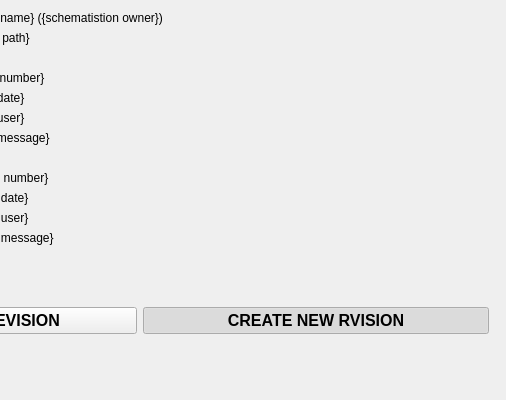
Above: threedi_api_qgis_client/ui/upload_wizard/page_start.ui from nens/threedi-api-qgis-client before the change; both pictures show x 221 to 727 and y 0 to 400 of the 727 by 400 pixel window. Below: the same form after it.
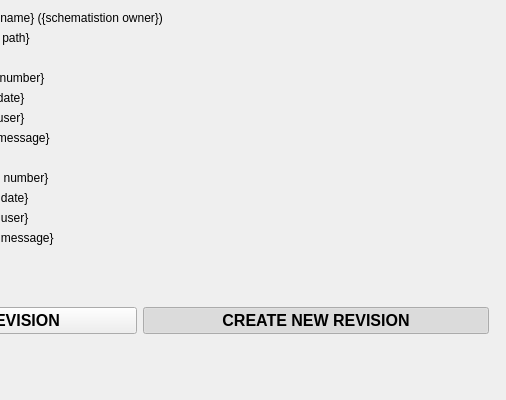
That is the form after the change.

Patch:
```diff
--- a/threedi_api_qgis_client/ui/upload_wizard/page_start.ui
+++ b/threedi_api_qgis_client/ui/upload_wizard/page_start.ui
@@ -227,7 +227,7 @@
         </font>
        </property>
        <property name="text">
-        <string>CREATE NEW RVISION</string>
+        <string>CREATE NEW REVISION</string>
        </property>
        <property name="checkable">
         <bool>true</bool>
```
